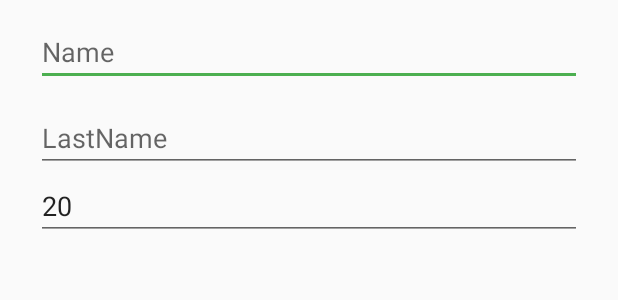
After one commit to jmarkstar/ChuckNorrisMVP, an Android app: the layout dialog_jokes_custom_name.xml on its own in the app's theme, with its tools: preview values and no code run, on a phone screen of 412 x 824 dp. The commit adds this screen. Shown: the top 300 px of the screen. Run offline under Robolectric (Android 15) with nearby library versions, the phone set to English and light mode, and no system bars.

Commit message:
Custom jokes with names was implemented.

```diff
--- a/app/build.gradle
+++ b/app/build.gradle
@@ -33,6 +33,9 @@ dependencies {
     compile rootProject.ext.libraries.cardView
     compile rootProject.ext.libraries.androidAnnotations
 
+    compile rootProject.ext.libraries.materialDialogCore
+    compile rootProject.ext.libraries.materialDialogCommons
+
     compile rootProject.ext.libraries.dagger
     annotationProcessor rootProject.ext.libraries.daggerCompiler
 
--- /dev/null
+++ b/app/src/main/res/layout/dialog_jokes_custom_name.xml
@@ -0,0 +1,35 @@
+<?xml version="1.0" encoding="utf-8"?>
+<LinearLayout xmlns:android="http://schemas.android.com/apk/res/android"
+    android:orientation="vertical"
+    android:paddingLeft="24dp"
+    android:paddingStart="24dp"
+    android:paddingRight="24dp"
+    android:paddingEnd="24dp"
+    android:layout_width="match_parent"
+    android:layout_height="match_parent">
+
+    <EditText android:id="@+id/et_name"
+        android:hint="Name"
+        android:maxLines="1"
+        android:inputType="textCapWords"
+        android:layout_marginTop="12dp"
+        android:layout_width="match_parent"
+        android:layout_height="wrap_content" />
+
+    <EditText android:id="@+id/et_lastname"
+        android:layout_marginTop="12dp"
+        android:hint="LastName"
+        android:inputType="textCapWords"
+        android:maxLines="1"
+        android:layout_width="match_parent"
+        android:layout_height="wrap_content" />
+
+    <EditText android:id="@+id/et_count"
+        android:hint="Count..."
+        android:maxLines="1"
+        android:inputType="number"
+        android:text="20"
+        android:layout_width="match_parent"
+        android:layout_height="wrap_content" />
+
+</LinearLayout>
--- a/app/src/main/res/menu/activity_jokes_menu.xml
+++ b/app/src/main/res/menu/activity_jokes_menu.xml
@@ -8,7 +8,7 @@
         app:showAsAction="always|collapseActionView"
         app:actionViewClass="android.support.v7.widget.SearchView"/>
 
-    <item android:id="@+id/action_put_name"
+    <item android:id="@+id/action_cutomize_jokes"
         android:icon="@drawable/ic_person_pin"
         android:title="@string/action_names"
         app:showAsAction="always" />
--- a/core-lib/src/main/java/com/jmarkstar/core/domain/interactor/JokeDispatcher.java
+++ b/core-lib/src/main/java/com/jmarkstar/core/domain/interactor/JokeDispatcher.java
@@ -8,6 +8,7 @@ import java.util.ArrayList;
  */
 public interface JokeDispatcher {
 
+    void fetchJokesInteractor(int count, String name, String lastname, Action.Callback<ArrayList<JokeModel>> callback);
     void fetchJokesInteractor(boolean refresh, int count, Action.Callback<ArrayList<JokeModel>> callback);
     void fetchNumberOfJokes(Action.Callback<Integer> callback);
 }
--- a/libraries.gradle
+++ b/libraries.gradle
@@ -29,7 +29,7 @@ ext {
 
     timberVersion = "4.3.1"
 
-    materialDialogVersion = "0.9.3.0"
+    materialDialogVersion = "0.9.4.5"
     customCalendarViewVersion = "v1.1"
 
     //json
```
Also changed, not shown: app/src/main/java/com/jmarkstar/chucknorris/ui/joke/JokesActivity.java (+65 -2 lines), app/src/main/res/values/strings.xml (+7 -0 lines), core-lib/src/main/java/com/jmarkstar/core/domain/interactor/JokeDispatcherImpl.java (+14 -1 lines), core-lib/src/main/java/com/jmarkstar/core/domain/repository/manager/JokeDataManagerImpl.java (+15 -1 lines), core-lib/src/main/java/com/jmarkstar/core/presenter/jokes/JokePresenter.java (+10 -0 lines).
